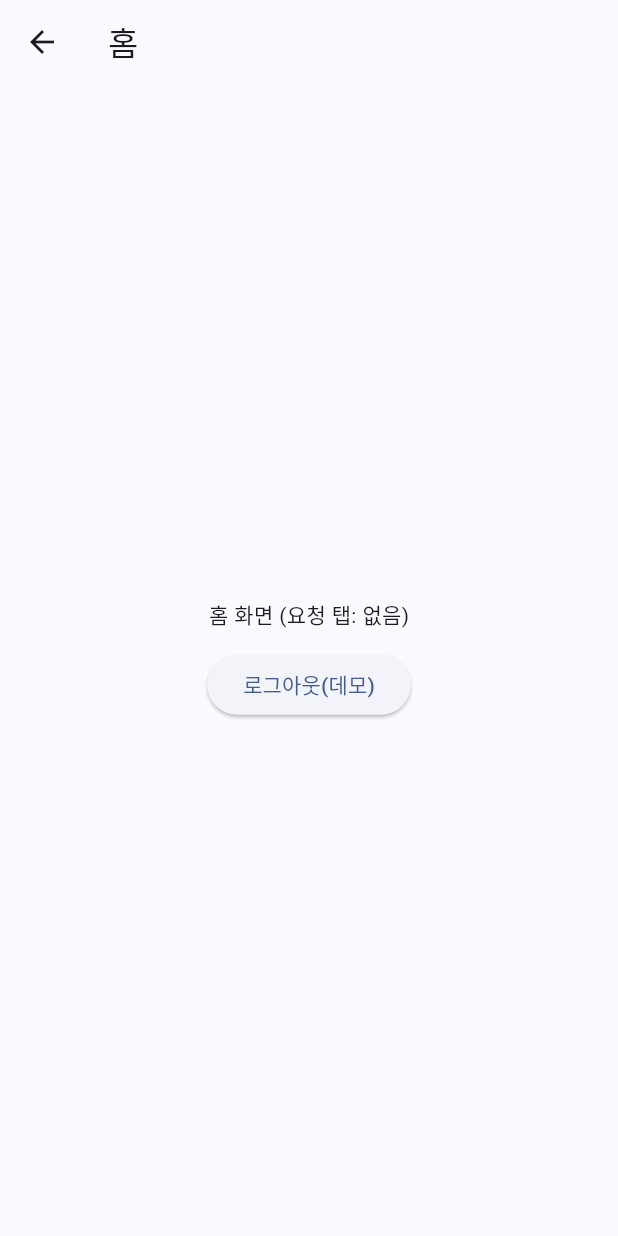
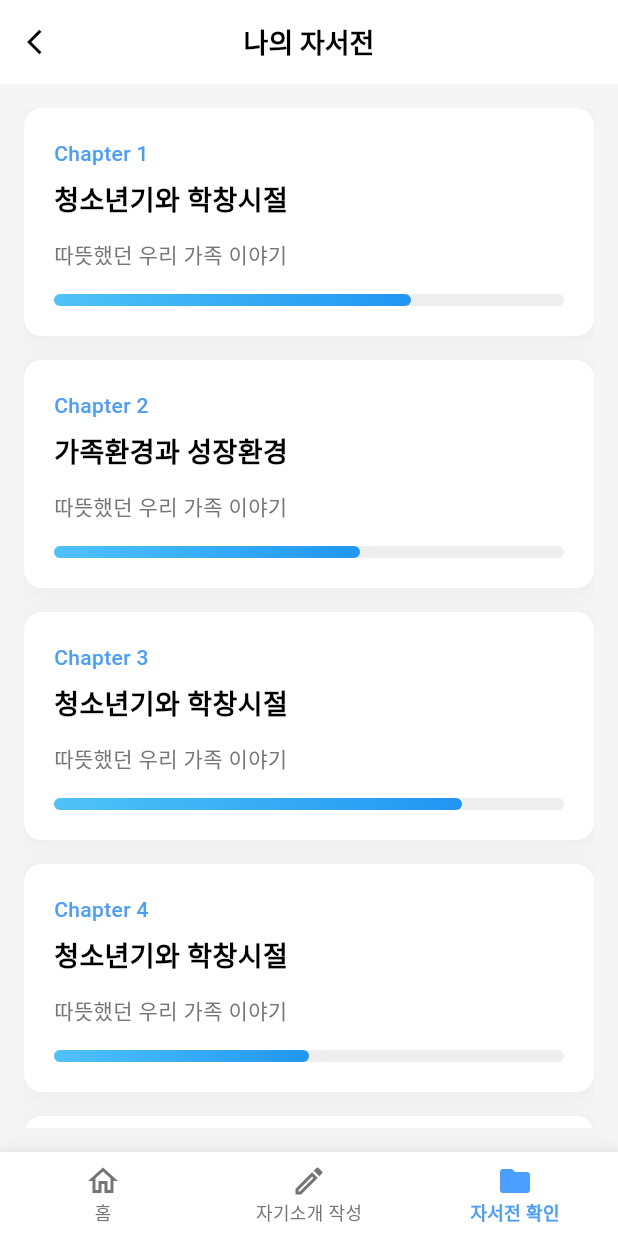
Before and after one commit to kwonbum026/ai-life-legacy-front, a Flutter app: the HomePage screen opened by its route, on a phone screen of 412 x 824 dp. Run offline on Flutter 3.47's test engine with Material 3 defaults, Android fonts, the phone set to English and light mode, and no system bars; our stand-ins replace dio, get.

Commit message:
chore: 홈페이지 UI 제작
- app_pages 라우터 등록
- binding 추가
- 홈 화면 관련 controller 작성 -> 임시 데이터를 넣어서 확인
- 홈 페이지 UI 제작

```diff
--- a/lib/app/core/routes/app_pages.dart
+++ b/lib/app/core/routes/app_pages.dart
@@ -1,5 +1,7 @@
 // GetX 라우트 등록. 경로 → 화면(page) + DI(binding) 매핑.
 
+import 'package:ai_life_legacy/features/journal/presentation/bindings.dart';
+import 'package:ai_life_legacy/features/journal/presentation/controllers/journal_controller.dart';
 import 'package:get/get.dart';
 import '../../../features/main/presentation/pages/main_page.dart';
 import '../../../features/auth/presentation/pages/login_page.dart';
@@ -13,6 +15,6 @@ class AppPages {
   static final pages = <GetPage>[
     GetPage(name: Routes.main,  page: () => const MainPage(),  binding: AuthBinding()),   // 시작 시 AuthController 주입(세션 확인 위해)
     GetPage(name: Routes.login, page: () => const LoginPage(), binding: AuthBinding()),   // 로그인 화면도 Auth 사용
-    GetPage(name: Routes.home,  page: () => const HomePage(),  binding: AuthBinding()),   // 홈에서도 인증 상태 접근
+    GetPage(name: Routes.home, page: () => const HomePage(), bindings: [AuthBinding(), JournalBinding(),],),
   ];
 }
--- a/lib/features/journal/presentation/bindings.dart
+++ b/lib/features/journal/presentation/bindings.dart
@@ -0,0 +1,9 @@
+import 'package:get/get.dart';
+import '../presentation/controllers/journal_controller.dart';
+
+class JournalBinding extends Bindings {
+  @override
+  void dependencies() {
+    Get.lazyPut<JournalController>(() => JournalController());
+  }
+}
--- a/lib/features/journal/presentation/controllers/journal_controller.dart
+++ b/lib/features/journal/presentation/controllers/journal_controller.dart
@@ -0,0 +1,38 @@
+import 'package:get/get.dart';
+
+class JournalController extends GetxController {
+  // reactive state
+  final RxList<ChapterModel> chapters = <ChapterModel>[
+    ChapterModel(id: 1, title: "청소년기와 학창시절", subtitle: "따뜻했던 우리 가족 이야기", progress: 0.7),
+    ChapterModel(id: 2, title: "가족환경과 성장환경", subtitle: "따뜻했던 우리 가족 이야기", progress: 0.6),
+    ChapterModel(id: 3, title: "청소년기와 학창시절", subtitle: "따뜻했던 우리 가족 이야기", progress: 0.8),
+    ChapterModel(id: 4, title: "청소년기와 학창시절", subtitle: "따뜻했던 우리 가족 이야기", progress: 0.5),
+    ChapterModel(id: 5, title: "청소년기와 학창시절", subtitle: "따뜻했던 우리 가족 이야기", progress: 0.6),
+  ].obs;
+
+  final RxInt selectedTabIndex = 2.obs;
+
+  // 액션
+  void onChapterTap(ChapterModel chapter) {
+    print("챕터 ${chapter.id} 클릭됨: ${chapter.title}");
+    // TODO: 상세 페이지 이동
+  }
+
+  void changeTab(int index) => selectedTabIndex.value = index;
+
+  void onBackPressed() => Get.back();
+}
+
+class ChapterModel {
+  final int id;
+  final String title;
+  final String subtitle;
+  final double progress;
+
+  ChapterModel({
+    required this.id,
+    required this.title,
+    required this.subtitle,
+    required this.progress,
+  });
+}
--- a/lib/features/journal/presentation/pages/home_page.dart
+++ b/lib/features/journal/presentation/pages/home_page.dart
@@ -3,31 +3,192 @@
 
 import 'package:flutter/material.dart';
 import 'package:get/get.dart';
-import '../../../auth/presentation/controllers/auth_controller.dart';
+import '../../../journal/presentation/controllers/journal_controller.dart';
 
-class HomePage extends GetView<AuthController> {
+class HomePage extends GetView<JournalController> {
   const HomePage({super.key});
 
   @override
   Widget build(BuildContext context) {
-    // 이전 라우트에서 전달한 인자. 형식 보장X → 타입 체크 후 안전하게 캐스팅.
-    final initialTab = Get.arguments is Map ? (Get.arguments['tab'] as String?) : null;
+    return Scaffold(
+      backgroundColor: const Color(0xFFF5F5F5),
+      appBar: AppBar(
+        backgroundColor: Colors.white,
+        elevation: 0,
+        leading: IconButton(
+          icon: const Icon(Icons.arrow_back_ios, color: Colors.black, size: 20),
+          onPressed: controller.onBackPressed,
+        ),
+        title: const Text(
+          '나의 자서전',
+          style: TextStyle(
+            color: Colors.black,
+            fontSize: 18,
+            fontWeight: FontWeight.w600,
+          ),
+        ),
+        centerTitle: true,
+      ),
+      body: Padding(
+        padding: const EdgeInsets.all(16.0),
+        child: Obx(() => ListView.builder(
+          itemCount: controller.chapters.length,
+          itemBuilder: (context, index) {
+            final chapter = controller.chapters[index];
+            return Padding(
+              padding: const EdgeInsets.only(bottom: 16.0),
+              child: _buildChapterCard(chapter),
+            );
+          },
+        )),
+      ),
+      bottomNavigationBar: _buildBottomNavigationBar(),
+    );
+  }
 
-    return Scaffold(
-      appBar: AppBar(title: const Text('홈')),
-      body: Center(
-        child: Column(
-          mainAxisAlignment: MainAxisAlignment.center,
-          children: [
-            Text('홈 화면 (요청 탭: ${initialTab ?? '없음'})'),
-            const SizedBox(height: 12),
-            ElevatedButton(
-              onPressed: controller.demoLogout,
-              child: const Text('로그아웃(데모)'),
+  Widget _buildChapterCard(ChapterModel chapter) {
+    return Container(
+      decoration: BoxDecoration(
+        color: Colors.white,
+        borderRadius: BorderRadius.circular(12),
+        boxShadow: [
+          BoxShadow(
+            color: Colors.grey.withOpacity(0.1),
+            spreadRadius: 1,
+            blurRadius: 10,
+            offset: const Offset(0, 2),
+          ),
+        ],
+      ),
+      child: Material(
+        color: Colors.transparent,
+        child: InkWell(
+          onTap: () => controller.onChapterTap(chapter),
+          borderRadius: BorderRadius.circular(12),
+          child: Padding(
+            padding: const EdgeInsets.all(20.0),
+            child: Column(
+              crossAxisAlignment: CrossAxisAlignment.start,
+              children: [
+                Text(
+                  'Chapter ${chapter.id}',
+                  style: const TextStyle(
+                    color: Color(0xFF4A9EFF),
+                    fontSize: 14,
+                    fontWeight: FontWeight.w500,
+                  ),
+                ),
+                const SizedBox(height: 8),
+                Text(
+                  chapter.title,
+                  style: const TextStyle(
+                    color: Colors.black,
+                    fontSize: 18,
+                    fontWeight: FontWeight.w700,
+                  ),
+                ),
+                const SizedBox(height: 12),
+                Text(
+                  chapter.subtitle,
+                  style: TextStyle(
+                    color: Colors.grey[600],
+                    fontSize: 14,
+                    fontWeight: FontWeight.w400,
+                  ),
+                ),
+                const SizedBox(height: 16),
+                _buildProgressBar(chapter.progress),
+              ],
             ),
-          ],
+          ),
         ),
       ),
     );
   }
+
+  Widget _buildProgressBar(double progress) {
+    return Column(
+      children: [
+        Row(
+          children: [
+            Expanded(
+              child: Container(
+                height: 8,
+                decoration: BoxDecoration(
+                  color: Colors.grey[200],
+                  borderRadius: BorderRadius.circular(4),
+                ),
+                child: FractionallySizedBox(
+                  alignment: Alignment.centerLeft,
+                  widthFactor: progress,
+                  child: Container(
+                    decoration: BoxDecoration(
+                      gradient: const LinearGradient(
+                        colors: [
+                          Color(0xFF4FC3F7),
+                          Color(0xFF2196F3),
+                        ],
+                        begin: Alignment.centerLeft,
+                        end: Alignment.centerRight,
+                      ),
+                      borderRadius: BorderRadius.circular(4),
+                    ),
+                  ),
+                ),
+              ),
+            ),
+          ],
+        ),
+      ],
+    );
+  }
+
+  Widget _buildBottomNavigationBar() {
+    return Container(
+      decoration: BoxDecoration(
+        color: Colors.white,
+        boxShadow: [
+          BoxShadow(
+            color: Colors.grey.withOpacity(0.1),
+            spreadRadius: 1,
+            blurRadius: 10,
+            offset: const Offset(0, -2),
+          ),
+        ],
+      ),
+      child: Obx(() => BottomNavigationBar(
+        currentIndex: controller.selectedTabIndex.value,
+        onTap: controller.changeTab,
+        type: BottomNavigationBarType.fixed,
+        backgroundColor: Colors.white,
+        selectedItemColor: const Color(0xFF4A9EFF),
+        unselectedItemColor: Colors.grey[600],
+        selectedLabelStyle: const TextStyle(
+          fontSize: 12,
+          fontWeight: FontWeight.w600,
+        ),
+        unselectedLabelStyle: const TextStyle(
+          fontSize: 12,
+          fontWeight: FontWeight.w400,
+        ),
+        items: const [
+          BottomNavigationBarItem(
+            icon: Icon(Icons.home_outlined, size: 24),
+            activeIcon: Icon(Icons.home, size: 24),
+            label: '홈',
+          ),
+          BottomNavigationBarItem(
+            icon: Icon(Icons.edit_outlined, size: 24),
+            activeIcon: Icon(Icons.edit, size: 24),
+            label: '자기소개 작성',
+          ),
+          BottomNavigationBarItem(
+            icon: Icon(Icons.folder_outlined, size: 24),
+            activeIcon: Icon(Icons.folder, size: 24),
+            label: '자서전 확인',
+          ),
+        ],
+      )),
+    );
+  }
 }
```
